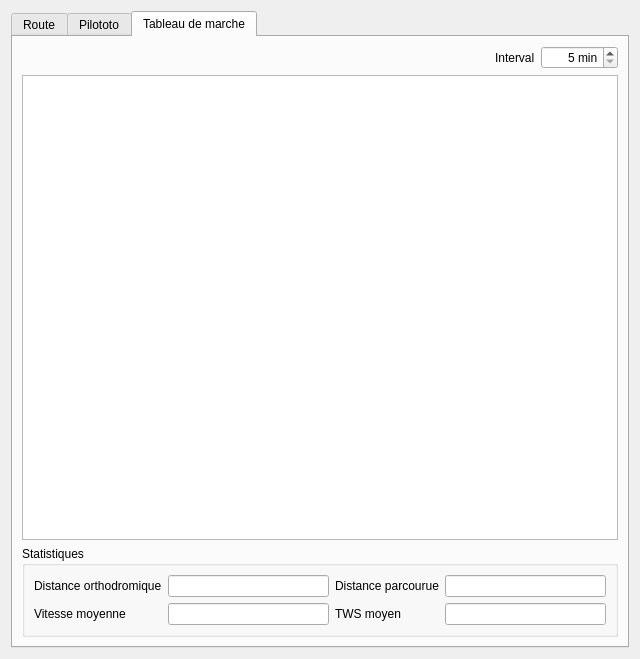
The window that src/Ui/Route_Editor.ui (nohal/qtVlm) describes before a commit, drawn with Qt 5.
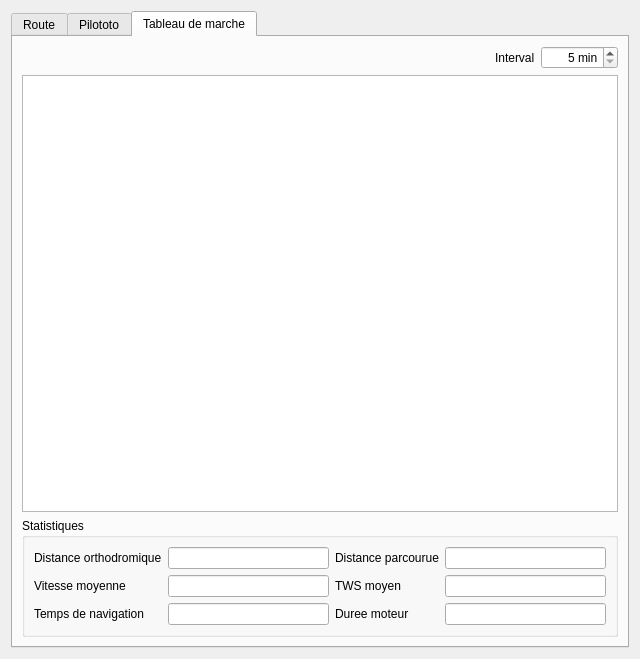
The same window after the commit. The open tabs and pages were chosen to show the change.

Commit message: RealBoat: Add option for mixed routing sails & engine various fixes, including a bad memory leak Correctly restore zoom at startup

Diff of the .ui file:
```diff
--- a/src/Ui/Route_Editor.ui
+++ b/src/Ui/Route_Editor.ui
@@ -527,35 +527,41 @@
        </item>
        <item>
         <widget class="QGroupBox" name="groupBox">
+         <property name="minimumSize">
+          <size>
+           <width>0</width>
+           <height>100</height>
+          </size>
+         </property>
          <property name="title">
           <string>Statistiques</string>
          </property>
          <layout class="QGridLayout" name="gridLayout_3">
-          <item row="0" column="0">
+          <item row="0" column="0" colspan="2">
            <widget class="QLabel" name="label_3">
             <property name="text">
              <string>Distance orthodromique</string>
             </property>
            </widget>
           </item>
-          <item row="0" column="1">
-           <widget class="QLineEdit" name="orthDist">
-            <property name="alignment">
-             <set>Qt::AlignRight|Qt::AlignTrailing|Qt::AlignVCenter</set>
-            </property>
-            <property name="readOnly">
-             <bool>true</bool>
-            </property>
-           </widget>
-          </item>
           <item row="0" column="2">
+           <widget class="QLineEdit" name="orthDist">
+            <property name="alignment">
+             <set>Qt::AlignRight|Qt::AlignTrailing|Qt::AlignVCenter</set>
+            </property>
+            <property name="readOnly">
+             <bool>true</bool>
+            </property>
+           </widget>
+          </item>
+          <item row="0" column="3" colspan="2">
            <widget class="QLabel" name="label_4">
             <property name="text">
              <string>Distance parcourue</string>
             </property>
            </widget>
           </item>
-          <item row="0" column="3">
+          <item row="0" column="5">
            <widget class="QLineEdit" name="orthDistParcourue">
             <property name="alignment">
              <set>Qt::AlignRight|Qt::AlignTrailing|Qt::AlignVCenter</set>
@@ -572,24 +578,24 @@
             </property>
            </widget>
           </item>
-          <item row="1" column="1">
-           <widget class="QLineEdit" name="avgSpeed">
-            <property name="alignment">
-             <set>Qt::AlignRight|Qt::AlignTrailing|Qt::AlignVCenter</set>
-            </property>
-            <property name="readOnly">
-             <bool>true</bool>
-            </property>
-           </widget>
-          </item>
           <item row="1" column="2">
+           <widget class="QLineEdit" name="avgSpeed">
+            <property name="alignment">
+             <set>Qt::AlignRight|Qt::AlignTrailing|Qt::AlignVCenter</set>
+            </property>
+            <property name="readOnly">
+             <bool>true</bool>
+            </property>
+           </widget>
+          </item>
+          <item row="1" column="3">
            <widget class="QLabel" name="label_6">
             <property name="text">
              <string>TWS moyen</string>
             </property>
            </widget>
           </item>
-          <item row="1" column="3">
+          <item row="1" column="5">
            <widget class="QLineEdit" name="avgTWS">
             <property name="alignment">
              <set>Qt::AlignRight|Qt::AlignTrailing|Qt::AlignVCenter</set>
@@ -599,6 +605,40 @@
             </property>
            </widget>
           </item>
+          <item row="2" column="2">
+           <widget class="QLineEdit" name="navTime">
+            <property name="alignment">
+             <set>Qt::AlignRight|Qt::AlignTrailing|Qt::AlignVCenter</set>
+            </property>
+            <property name="readOnly">
+             <bool>true</bool>
+            </property>
+           </widget>
+          </item>
+          <item row="2" column="5">
+           <widget class="QLineEdit" name="engineTime">
+            <property name="alignment">
+             <set>Qt::AlignRight|Qt::AlignTrailing|Qt::AlignVCenter</set>
+            </property>
+            <property name="readOnly">
+             <bool>true</bool>
+            </property>
+           </widget>
+          </item>
+          <item row="2" column="0" colspan="2">
+           <widget class="QLabel" name="label_8">
+            <property name="text">
+             <string>Temps de navigation</string>
+            </property>
+           </widget>
+          </item>
+          <item row="2" column="3" colspan="2">
+           <widget class="QLabel" name="engineLabel">
+            <property name="text">
+             <string>Duree moteur</string>
+            </property>
+           </widget>
+          </item>
          </layout>
         </widget>
        </item>
```
The commit also changes 22 other files.
